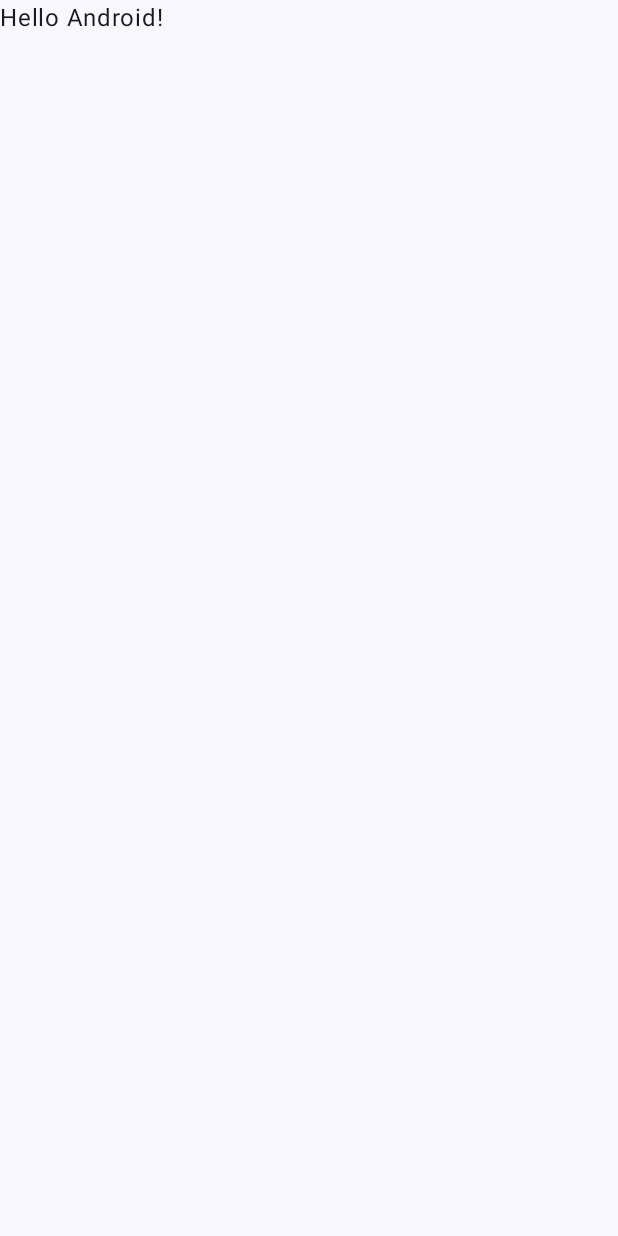
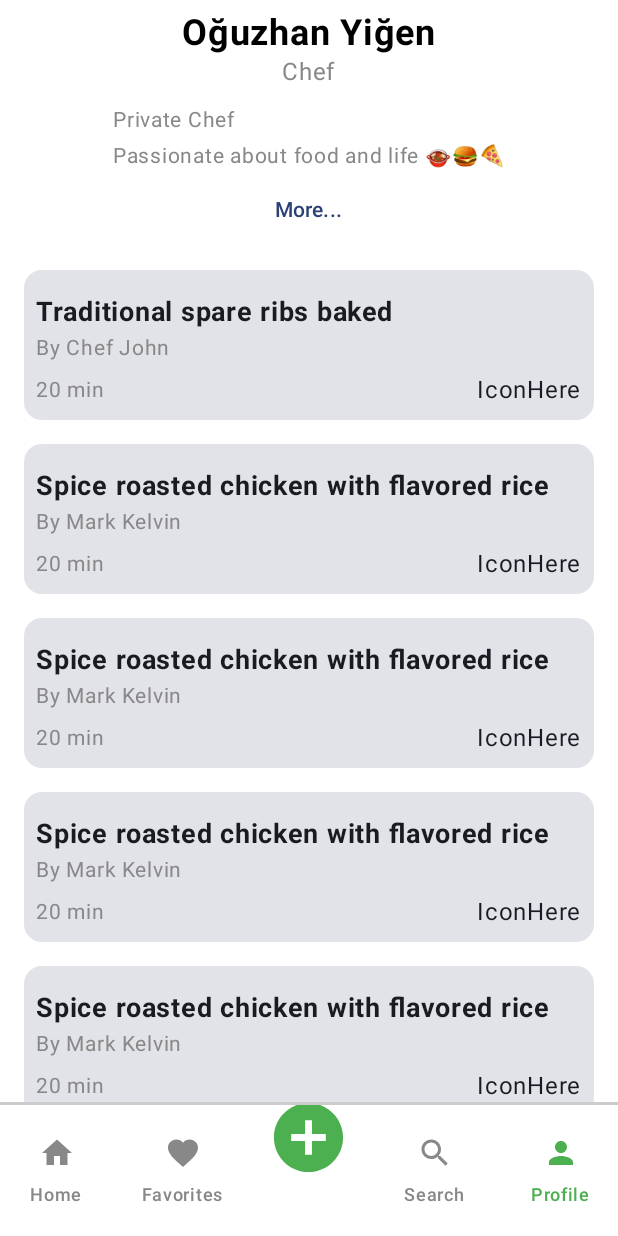
Before and after one commit to akdenizcse/cse-234-term-project-cse-234-mobile-term-proj-oguzhanyigen, an Android app built with Jetpack Compose: the screen it shows after launch (MainActivity), on a phone screen of 412 x 824 dp. Before the commit the screen is almost empty. Run offline under Robolectric (Android 15) with nearby library versions, the phone set to English and light mode, and no system bars; pictures from the network do not load.

Commit message:
An earlier version of the project i commit now. Created bottom bar/pages/navigations

```diff
--- a/app/build.gradle.kts
+++ b/app/build.gradle.kts
@@ -59,6 +59,7 @@ dependencies {
     implementation(libs.androidx.ui.graphics)
     implementation(libs.androidx.ui.tooling.preview)
     implementation(libs.androidx.material3)
+    implementation(libs.androidx.navigation.compose)
     testImplementation(libs.junit)
     androidTestImplementation(libs.androidx.junit)
     androidTestImplementation(libs.androidx.espresso.core)
--- /dev/null
+++ b/app/src/main/java/com/example/recipemaster/BottomBar.kt
@@ -0,0 +1,98 @@
+package com.example.recipemaster
+
+import androidx.compose.foundation.background
+import androidx.compose.foundation.layout.Box
+import androidx.compose.foundation.layout.Column
+import androidx.compose.foundation.layout.absoluteOffset
+import androidx.compose.foundation.layout.fillMaxWidth
+import androidx.compose.foundation.layout.height
+import androidx.compose.foundation.layout.padding
+import androidx.compose.foundation.layout.size
+import androidx.compose.material.icons.Icons
+import androidx.compose.material.icons.filled.AddCircle
+import androidx.compose.material.icons.filled.Favorite
+import androidx.compose.material.icons.filled.Home
+import androidx.compose.material.icons.filled.Person
+import androidx.compose.material.icons.filled.Search
+import androidx.compose.material3.Icon
+import androidx.compose.material3.NavigationBar
+import androidx.compose.material3.NavigationBarItem
+import androidx.compose.material3.NavigationBarItemDefaults
+import androidx.compose.material3.Text
+import androidx.compose.runtime.Composable
+import androidx.compose.runtime.getValue
+import androidx.compose.ui.Modifier
+import androidx.compose.ui.graphics.Color
+import androidx.compose.ui.graphics.vector.ImageVector
+import androidx.compose.ui.unit.dp
+import androidx.navigation.NavController
+import androidx.navigation.compose.currentBackStackEntryAsState
+
+@Composable
+fun BottomBar(navController: NavController) {
+    val items = listOf(
+        BottomNavItem("home", Icons.Default.Home, "Home"),
+        BottomNavItem("favorites", Icons.Default.Favorite, "Favorites"),
+        BottomNavItem("create", Icons.Default.AddCircle, "Create"),
+        BottomNavItem("search", Icons.Default.Search, "Search"),
+        BottomNavItem("profile", Icons.Default.Person, "Profile")
+    )
+
+    Column {
+        // Top border
+        Box(
+            modifier = Modifier
+                .fillMaxWidth()
+                .height(2.dp)
+                .background(Color.LightGray) // Set the color of the border
+        )
+        // Bottom navigation bar
+        NavigationBar(
+            containerColor = Color.White,
+            contentColor = Color.Gray,
+            modifier = Modifier.padding(0.dp)
+        ) {
+            val navBackStackEntry by navController.currentBackStackEntryAsState()
+            val currentRoute = navBackStackEntry?.destination?.route
+            items.forEach { item ->
+                NavigationBarItem(
+                    icon = {
+                        Icon(imageVector = item.icon, contentDescription = item.label,
+                        modifier =
+                        if (item.label == "Create") {
+                        Modifier.size(55.dp).absoluteOffset(y = (-10).dp)
+                        }else {
+                            Modifier.size(24.dp)
+                        })
+                    },
+                    label = {
+                        if (item.label == "Create") {
+                            Text("")
+                        }else {
+                            Text(item.label)
+                        }
+                         },
+
+                    colors = NavigationBarItemDefaults.colors(
+                        selectedIconColor = Color(0xFF4CAF50),
+                        selectedTextColor = Color(0xFF4CAF50),
+                        unselectedIconColor = if (item.label == "Create") Color(0xFF4CAF50) else Color.Gray,
+                        unselectedTextColor = Color.Gray,
+                        indicatorColor = Color.White
+
+                    ),
+                    alwaysShowLabel = true,
+                    selected = currentRoute == item.route,
+                    onClick = {
+                        navController.navigate(item.route) {
+                            popUpTo(navController.graph.startDestinationId)
+                            launchSingleTop = true
+                        }
+                    }
+                )
+            }
+        }
+    }
+}
+
+data class BottomNavItem(val route: String, val icon: ImageVector, val label: String)
--- a/app/src/main/java/com/example/recipemaster/MainActivity.kt
+++ b/app/src/main/java/com/example/recipemaster/MainActivity.kt
@@ -1,15 +1,28 @@
 package com.example.recipemaster
 
+import android.annotation.SuppressLint
 import android.os.Bundle
 import androidx.activity.ComponentActivity
 import androidx.activity.compose.setContent
+import androidx.compose.foundation.background
+import androidx.compose.foundation.layout.Column
 import androidx.compose.foundation.layout.fillMaxSize
+import androidx.compose.foundation.layout.padding
 import androidx.compose.material3.MaterialTheme
+import androidx.compose.material3.Scaffold
 import androidx.compose.material3.Surface
 import androidx.compose.material3.Text
 import androidx.compose.runtime.Composable
+import androidx.compose.runtime.getValue
 import androidx.compose.ui.Modifier
-import androidx.compose.ui.tooling.preview.Preview
+import androidx.compose.ui.graphics.Color
+import androidx.compose.ui.text.TextStyle
+import androidx.compose.ui.unit.dp
+import androidx.compose.ui.unit.sp
+import androidx.navigation.compose.NavHost
+import androidx.navigation.compose.composable
+import androidx.navigation.compose.currentBackStackEntryAsState
+import androidx.navigation.compose.rememberNavController
 import com.example.recipemaster.ui.theme.RecipeMasterTheme
 
 class MainActivity : ComponentActivity() {
@@ -17,30 +30,91 @@ class MainActivity : ComponentActivity() {
         super.onCreate(savedInstanceState)
         setContent {
             RecipeMasterTheme {
-                // A surface container using the 'background' color from the theme
                 Surface(
                     modifier = Modifier.fillMaxSize(),
                     color = MaterialTheme.colorScheme.background
                 ) {
-                    Greeting("Android")
+                    RecipeMasterApp()
                 }
             }
         }
     }
 }
 
+@SuppressLint("UnusedMaterial3ScaffoldPaddingParameter")
 @Composable
-fun Greeting(name: String, modifier: Modifier = Modifier) {
-    Text(
-        text = "Hello $name!",
-        modifier = modifier
-    )
+fun RecipeMasterApp() {
+    val navController = rememberNavController()
+    val navBackStackEntry by navController.currentBackStackEntryAsState()
+    val currentRoute = navBackStackEntry?.destination?.route
+
+    Scaffold(
+        bottomBar = {
+            if (currentRoute != "login" && currentRoute != "signup") {
+                BottomBar(navController = navController)
+            }
+        }
+    ) { innerPadding ->
+        NavHost(navController = navController, startDestination = "profile",modifier = Modifier.padding(innerPadding).background(Color.White)) {
+            composable("login") {
+                LoginPage(
+                    onLoginClick = { navController.navigate("home") },
+                    onSignUpClick = { navController.navigate("signup") }
+                )
+            }
+            composable("signup") {
+                SignUpPage(
+                    onSignUpClick = { navController.navigate("login") },
+                    onLoginClick = { navController.navigate("login") }
+                )
+            }
+            composable("home") { HomePage() }
+            composable("favorites") { FavoritesPage() }
+            composable("create") { CreatePage() }
+            composable("search") { SearchPage() }
+            composable("profile") {
+                ProfilePage()
+            }
+        }
+    }
 }
 
-@Preview(showBackground = true)
+
+
+
+
 @Composable
-fun GreetingPreview() {
-    RecipeMasterTheme {
-        Greeting("Android")
+fun FavoritesPage() {
+    Column(
+        modifier = Modifier
+            .fillMaxSize()
+            .background(Color.White)
+            .padding(16.dp)
+    ) {
+        Text(text = "Favorites Page", style = TextStyle(fontSize = 24.sp, color = Color.Black))
     }
 }
+
+@Composable
+fun CreatePage() {
+    Column(
+        modifier = Modifier
+            .fillMaxSize()
+            .background(Color.White)
+            .padding(16.dp)
+    ) {
+        Text(text = "Create Page", style = TextStyle(fontSize = 24.sp, color = Color.Black))
+    }
+}
+
+@Composable
+fun SearchPage() {
+    Column(
+        modifier = Modifier
+            .fillMaxSize()
+            .background(Color.White)
+            .padding(16.dp)
+    ) {
+        Text(text = "Search Page", style = TextStyle(fontSize = 24.sp, color = Color.Black))
+    }
+}
--- /dev/null
+++ b/app/src/main/java/com/example/recipemaster/ProfilePage.kt
@@ -0,0 +1,190 @@
+package com.example.recipemaster
+
+import androidx.compose.foundation.background
+import androidx.compose.foundation.layout.Arrangement
+import androidx.compose.foundation.layout.Column
+import androidx.compose.foundation.layout.PaddingValues
+import androidx.compose.foundation.layout.Row
+import androidx.compose.foundation.layout.Spacer
+import androidx.compose.foundation.layout.fillMaxSize
+import androidx.compose.foundation.layout.fillMaxWidth
+import androidx.compose.foundation.layout.height
+import androidx.compose.foundation.layout.padding
+import androidx.compose.foundation.lazy.LazyColumn
+import androidx.compose.foundation.lazy.items
+import androidx.compose.material3.Card
+import androidx.compose.material3.MaterialTheme
+import androidx.compose.material3.Text
+import androidx.compose.material3.TextButton
+import androidx.compose.runtime.Composable
+import androidx.compose.ui.Alignment
+import androidx.compose.ui.Modifier
+import androidx.compose.ui.graphics.Color
+import androidx.compose.ui.text.font.FontWeight
+import androidx.compose.ui.unit.dp
+import androidx.compose.ui.unit.sp
+
+@Composable
+fun ProfilePage() {
+    Column(
+        modifier = Modifier
+            .fillMaxSize()
+            .background(Color.White)
+    ){
+
+    ProfileHeader()
+
+    LazyColumn(
+        contentPadding = PaddingValues(16.dp),
+        verticalArrangement = Arrangement.spacedBy(16.dp),
+        modifier = Modifier.background(Color.White)
+
+    ) {
+
+        items(recipes) { recipe ->
+            RecipeCard(
+                title = recipe.title,
+                author = recipe.author,
+                time = recipe.time
+            )
+        }
+    }
+    }
+
+}
+
+@Composable
+fun ProfileHeader() {
+    Column(
+        horizontalAlignment = Alignment.CenterHorizontally,
+        modifier = Modifier
+            .fillMaxWidth()
+    ) {
+       /* Image(
+            painter = rememberAsyncImagePainter("https://example.com/avatar.jpg"), // Replace with actual image URL
+            contentDescription = "Profile Image",
+            modifier = Modifier
+                .size(100.dp)
+                .clip(CircleShape),
+            contentScale = ContentScale.Crop
+        )*/
+        Text(
+            text = "Oğuzhan Yiğen",
+            fontSize = 24.sp,
+            fontWeight = FontWeight.Bold,
+            modifier = Modifier.padding(top = 8.dp),
+            color = Color.Black
+        )
+        Text(
+            text = "Chef",
+            fontSize = 16.sp,
+            color = Color.Gray
+        )
+        Text(
+            text = "Private Chef\nPassionate about food and life 🍲🍔🍕",
+            fontSize = 14.sp,
+            color = Color.Gray,
+            modifier = Modifier.padding(top = 8.dp)
+        )
+        TextButton(onClick = { /* TODO: Add click action */ }) {
+            Text(
+                text = "More...",
+                color = MaterialTheme.colorScheme.primary
+            )
+        }
+    }
+}
+
+
+@Composable
+fun RecipeCard(title: String, author: String, time: String) {
+    Card(
+        shape = MaterialTheme.shapes.medium,
+        modifier = Modifier.fillMaxWidth()
+    ) {
+        Column {
+            /* Uncomment and replace with actual image URL if needed
+            Image(
+                painter = rememberAsyncImagePainter("https://example.com/recipe1.jpg"), // Replace with actual image URL
+                contentDescription = title,
+                contentScale = ContentScale.Crop,
+                modifier = Modifier
+                    .fillMaxWidth()
+                    .height(180.dp)
+            )
+            */
+            Spacer(modifier = Modifier.height(8.dp))
+            Column(modifier = Modifier.padding(8.dp)) {
+                Text(
+                    text = title,
+                    fontSize = 18.sp,
+                    fontWeight = FontWeight.Bold
+                )
+                Text(
+                    text = "By $author",
+                    fontSize = 14.sp,
+                    color = Color.Gray
+                )
+                Row(
+                    verticalAlignment = Alignment.CenterVertically,
+                    modifier = Modifier.padding(top = 4.dp)
+                ) {
+                    Text(
+                        text = time,
+                        fontSize = 14.sp,
+                        color = Color.Gray
+                    )
+                    Spacer(modifier = Modifier.weight(1f))
+
+                    Text(text = "IconHere") // Replace with actual icon if needed
+                }
+            }
+        }
+    }
+}
+
+
+val recipes =  listOf(
+        Recipe(
+            title = "Traditional spare ribs baked",
+            author = "Chef John",
+            time = "20 min"
+        ),
+        Recipe(
+            title = "Spice roasted chicken with flavored rice",
+            author = "Mark Kelvin",
+            time = "20 min"
+        ),
+    Recipe(
+        title = "Spice roasted chicken with flavored rice",
+        author = "Mark Kelvin",
+        time = "20 min"
+    ),
+    Recipe(
+        title = "Spice roasted chicken with flavored rice",
+        author = "Mark Kelvin",
+        time = "20 min"
+    ),
+    Recipe(
+        title = "Spice roasted chicken with flavored rice",
+        author = "Mark Kelvin",
+        time = "20 min"
+    ),
+    Recipe(
+        title = "Spice roasted chicken with flavored rice",
+        author = "Mark Kelvin",
+        time = "20 min"
+    ),
+    Recipe(
+        title = "Spice roasted chicken with flavored rice",
+        author = "Mark Kelvin",
+        time = "20 min"
+    ),
+        // Add more recipes as needed
+    )
+
+data class Recipe(
+    val title: String,
+    val author: String,
+    val time: String
+)
--- a/gradle/libs.versions.toml
+++ b/gradle/libs.versions.toml
@@ -8,6 +8,7 @@ espressoCore = "3.5.1"
 lifecycleRuntimeKtx = "2.7.0"
 activityCompose = "1.8.2"
 composeBom = "2023.08.00"
+navigationCompose = "2.7.7"
 
 [libraries]
 androidx-core-ktx = { group = "androidx.core", name = "core-ktx", version.ref = "coreKtx" }
@@ -24,6 +25,7 @@ androidx-ui-tooling-preview = { group = "androidx.compose.ui", name = "ui-toolin
 androidx-ui-test-manifest = { group = "androidx.compose.ui", name = "ui-test-manifest" }
 androidx-ui-test-junit4 = { group = "androidx.compose.ui", name = "ui-test-junit4" }
 androidx-material3 = { group = "androidx.compose.material3", name = "material3" }
+androidx-navigation-compose = { group = "androidx.navigation", name = "navigation-compose", version.ref = "navigationCompose" }
 
 [plugins]
 androidApplication = { id = "com.android.application", version.ref = "agp" }
```
Also changed, not shown: app/src/main/java/com/example/recipemaster/HomePage.kt (added, +84 -0 lines), app/src/main/java/com/example/recipemaster/LoginPage.kt (added, +97 -0 lines), app/src/main/java/com/example/recipemaster/SignUpPage.kt (added, +124 -0 lines).
